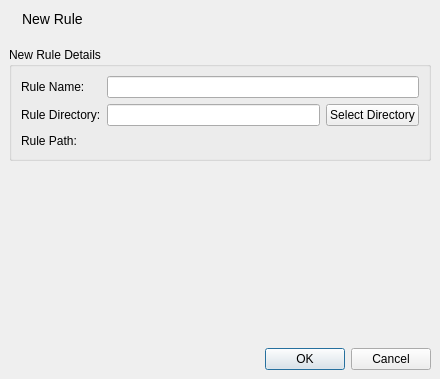
Above: src/developer/newruledialog.ui from maccth/GP2-editor before the change. Below: the same form after it.
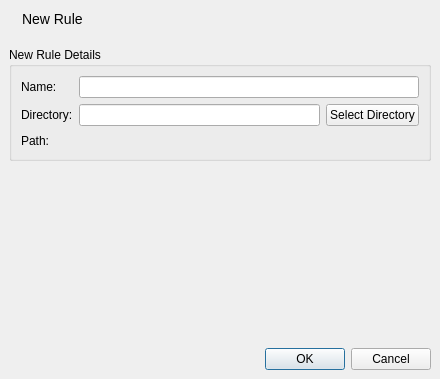
That is the form after the change. Icons and pictures are not drawn.

Diff of the .ui file:
```diff
--- a/src/developer/newruledialog.ui
+++ b/src/developer/newruledialog.ui
@@ -80,7 +80,7 @@
          <item row="0" column="0">
           <widget class="QLabel" name="ruleNameLabel">
            <property name="text">
-            <string>Rule Name:</string>
+            <string>Name:</string>
            </property>
           </widget>
          </item>
@@ -90,7 +90,7 @@
          <item row="1" column="0">
           <widget class="QLabel" name="ruleDirLabel">
            <property name="text">
-            <string>Rule Directory:</string>
+            <string>Directory:</string>
            </property>
           </widget>
          </item>
@@ -111,7 +111,7 @@
          <item row="2" column="0">
           <widget class="QLabel" name="rulePathLabel">
            <property name="text">
-            <string>Rule Path:</string>
+            <string>Path:</string>
            </property>
           </widget>
          </item>
```
